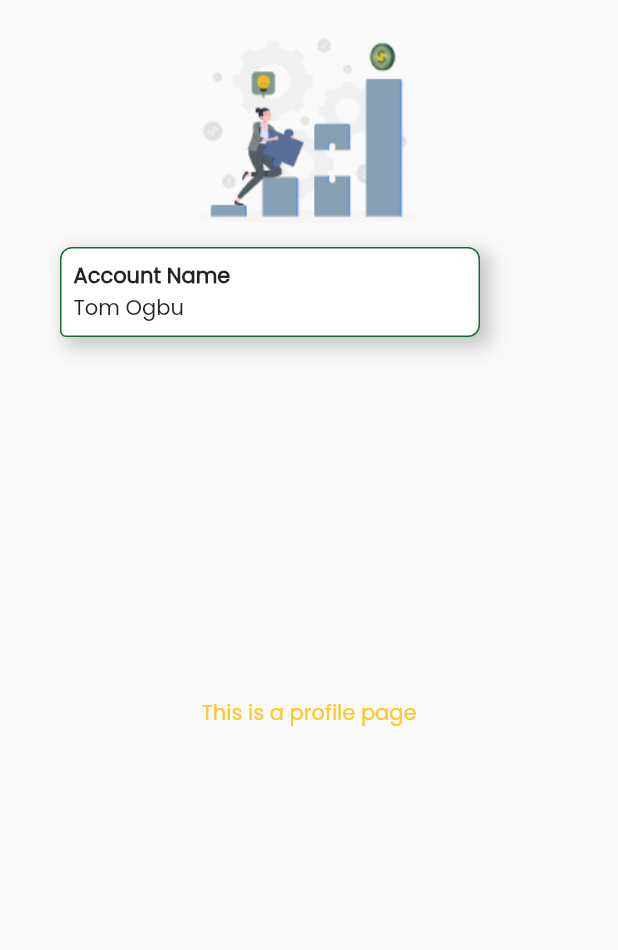
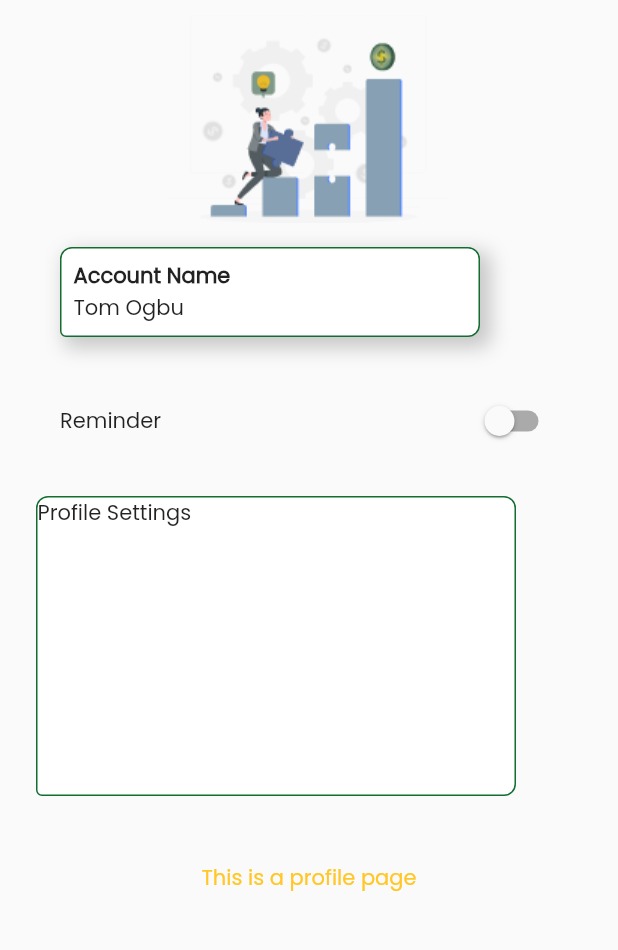
Before and after one commit to chidiebubeuchenna/monitraka, a Flutter app: the ProfileScreen screen opened by its route, on a phone screen of 412 x 824 dp, the part 152-1102 px from its top. Run offline on Flutter 3.47's test engine with Material 2 defaults, Android fonts, the phone set to English and light mode, and no system bars; our stand-ins replace page_view_indicators.

Commit message:
Added Toggle

```diff
--- a/lib/views/screens/dashboard/profile_screen.dart
+++ b/lib/views/screens/dashboard/profile_screen.dart
@@ -1,5 +1,6 @@
 import 'package:flutter/material.dart';
 import 'package:monitraka/res/res.dart';
+import 'package:monitraka/views/screens/register/login_screen.dart';
 
 class ProfileScreen extends StatefulWidget {
   static const id = '/ProfileScreen';
@@ -11,6 +12,10 @@ class ProfileScreen extends StatefulWidget {
 }
 
 class _ProfileScreenState extends State<ProfileScreen> {
+  bool isSwitched = false;
+
+  List profileItems = [];
+
   @override
   Widget build(BuildContext context) {
     return Scaffold(
@@ -92,7 +97,7 @@ class _ProfileScreenState extends State<ProfileScreen> {
                                 ],
                                 ),
                                 child:
-                                // Image.asset(Resources.iStrings.profilePic,)
+                                // Image.asset(Resources.iStrings.profilePic),
                                 Container(
                                   child: Column(
                                     children: [
@@ -122,14 +127,92 @@ class _ProfileScreenState extends State<ProfileScreen> {
                           ],
                         ),
                       ),
+                      Padding(
+                        padding: const EdgeInsets.all(16.0),
+                        child: Row(
+                          mainAxisAlignment: MainAxisAlignment.spaceBetween,
+                          children: [
+                            Column(
+                              children: [
+                                Text(
+                                  'Reminder'
+                                ),
+                              ],
+                            ),
+                            Column(
+                              children: [
+                                Switch(
+                                    value: isSwitched,
+                                    onChanged: (value) {
+                                      setState(
+                                          () {
+                                            isSwitched = value;
+                                            print(isSwitched);
+                                          }
+                                      );
+                                    },
+                                  // activeTrackColor: Resources.color.cGreen,
+                                  // activeColor: Resources.color.cYellow,
+                                    ),
+
+                              ],
+                            )
+                          ],
+                        ),
+                      ),
 
                     ],
-                  )
-                ],
+                  ),
+                  SizedBox(
+                    height: 10,
+                  ),
+                  Container(
+                    width: 320,
+                    height: 200,
+                    decoration: BoxDecoration(
+                      borderRadius: BorderRadius.only(
+                          topLeft: Radius.circular(8),
+                          topRight: Radius.circular(8),
+                          bottomRight: Radius.circular(8),
+                          bottomLeft: Radius.circular(4)
+                      ),
+
+                      border: Border.all(
+                          color: Resources.color.cGreen,
+                          width: 1
+                      ),
+                      color: Resources.color.cWhite,
+                  ),
+
+                  // child: ListView.builder(
+                  //   itemCount: 2,
+                  //     itemBuilder: (context, index) => Card(
+                  //     child: ListTile(
+                  //       title: GestureDetector(
+                  //         onTap: (){
+                  //           Navigator.pushNamed(context, LoginScreen.id);
+                  //         },
+                    child: GestureDetector(
+                      onTap: (){
+                        Navigator.pushNamed(context, LoginScreen.id);
+                      },
+                      child:    Text('Profile Settings'),
+
+
+                        ),
+                      ),
+
+
+
+
+
+
+
+                  ],
               ),
             ),
             SizedBox(
-              height: 200,
+              height: 20,
             ),
             Text('This is a profile page',
             style: TextStyle(
--- a/lib/widgets/buttons.dart
+++ b/lib/widgets/buttons.dart
@@ -19,6 +19,14 @@ class Button extends StatelessWidget {
     return ElevatedButton(
       onPressed: btnAction,
       style: ElevatedButton.styleFrom(
+        shape: RoundedRectangleBorder(
+          borderRadius: BorderRadius.only(
+        topLeft: Radius.circular(8),
+    topRight: Radius.circular(8),
+    bottomRight: Radius.circular(8),
+    bottomLeft: Radius.circular(4)
+          ),
+        ),
         elevation: 0,
         primary: bgColor,
         textStyle: TextStyle(
```
Also changed, not shown: 3 other files.
